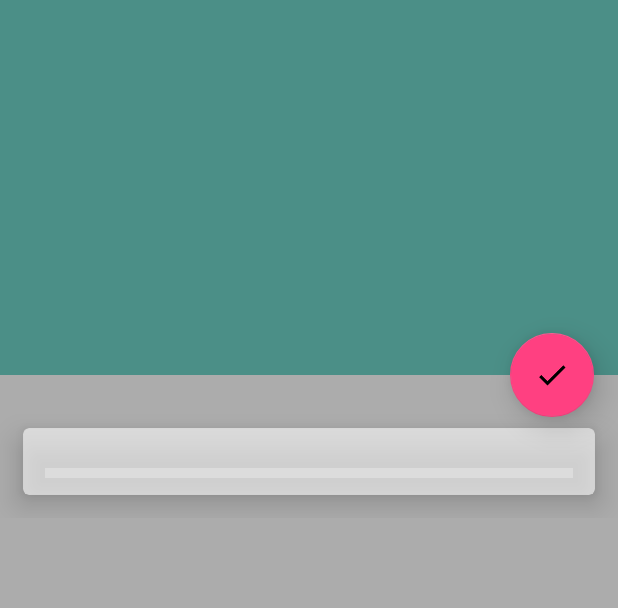
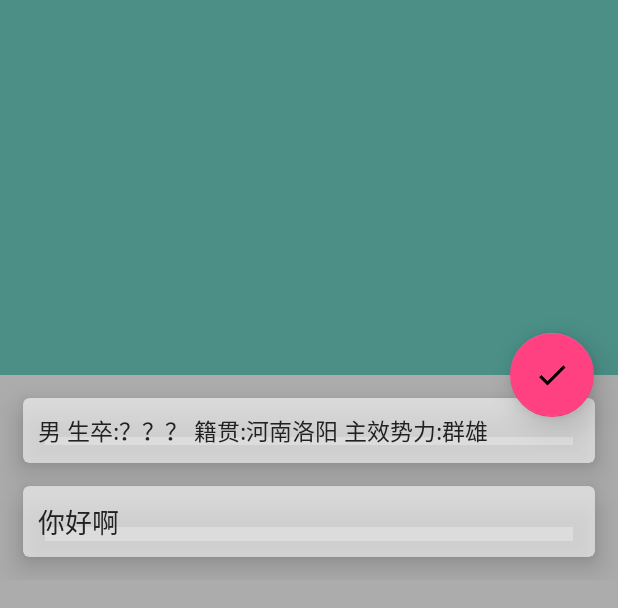
Before and after one commit to jmFang/ThreeKingdoms, an Android app: the layout hero_details.xml on its own in the app's theme, with its tools: preview values and no code run, on a phone screen of 412 x 824 dp. Shown: the top 608 px of the screen. Run offline under Robolectric (Android 15) with nearby library versions, the phone set to English and light mode, and no system bars.

Commit message:
修改一下heroDetail页面的布局

```diff
--- a/app/src/main/res/layout/hero_details.xml
+++ b/app/src/main/res/layout/hero_details.xml
@@ -42,13 +42,33 @@
             android:layout_width="match_parent"
             android:layout_height="wrap_content"
             android:orientation="vertical">
+
             <android.support.v7.widget.CardView
                 android:layout_width="match_parent"
                 android:layout_height="wrap_content"
                 android:layout_marginBottom="15dp"
                 android:layout_marginLeft="15dp"
                 android:layout_marginRight="15dp"
-                android:layout_marginTop="35dp"
+                android:layout_marginTop="15dp"
+                app:cardElevation="12dp"
+                app:cardBackgroundColor="#95FFFFFF"
+                app:cardCornerRadius="4dp">
+                <TextView
+                    android:id="@+id/info_heroDetails"
+                    android:layout_width="match_parent"
+                    android:layout_height="match_parent"
+                    android:textSize="15sp"
+                    android:textColor="#212121"
+                    android:layout_margin="10dp"
+                    android:text="男 生卒:？？？ 籍贯:河南洛阳 主效势力:群雄"/>
+            </android.support.v7.widget.CardView>
+
+            <android.support.v7.widget.CardView
+                android:layout_width="match_parent"
+                android:layout_height="wrap_content"
+                android:layout_marginBottom="15dp"
+                android:layout_marginLeft="15dp"
+                android:layout_marginRight="15dp"
                 app:cardElevation="12dp"
                 app:cardBackgroundColor="#95FFFFFF"
                 app:cardCornerRadius="4dp">
@@ -58,7 +78,8 @@
                     android:id="@+id/textView_heroDetails"
                     android:textSize="18sp"
                     android:textColor="#212121"
-                    android:layout_margin="10dp"/>
+                    android:layout_margin="10dp"
+                    android:text="你好啊" />
             </android.support.v7.widget.CardView>
         </LinearLayout>
     </android.support.v4.widget.NestedScrollView>
```
